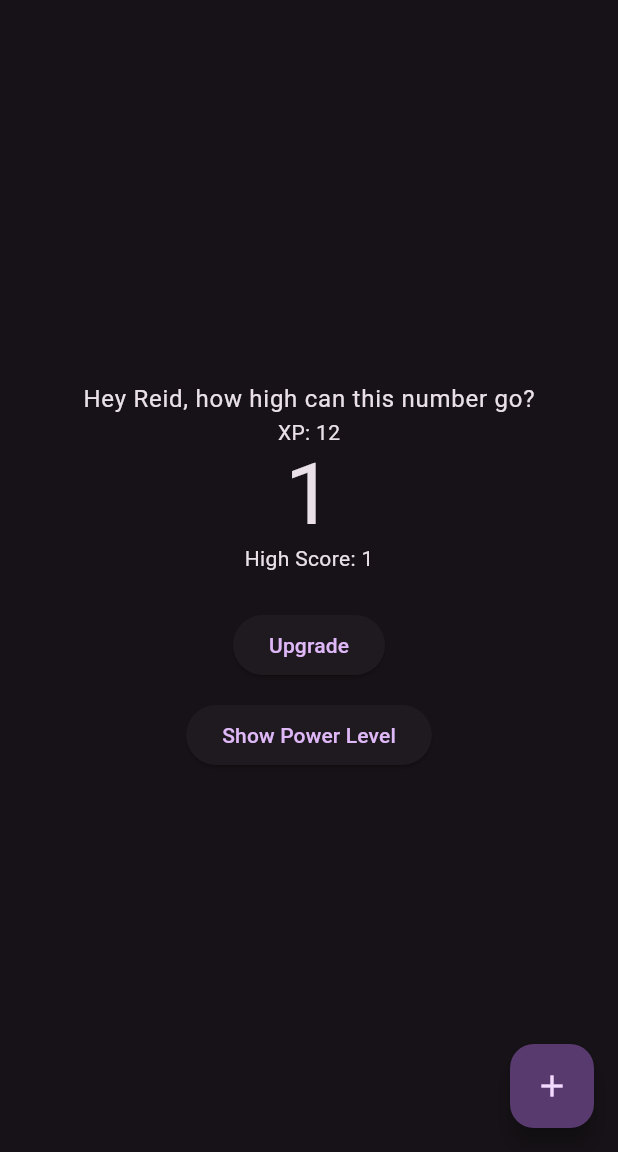
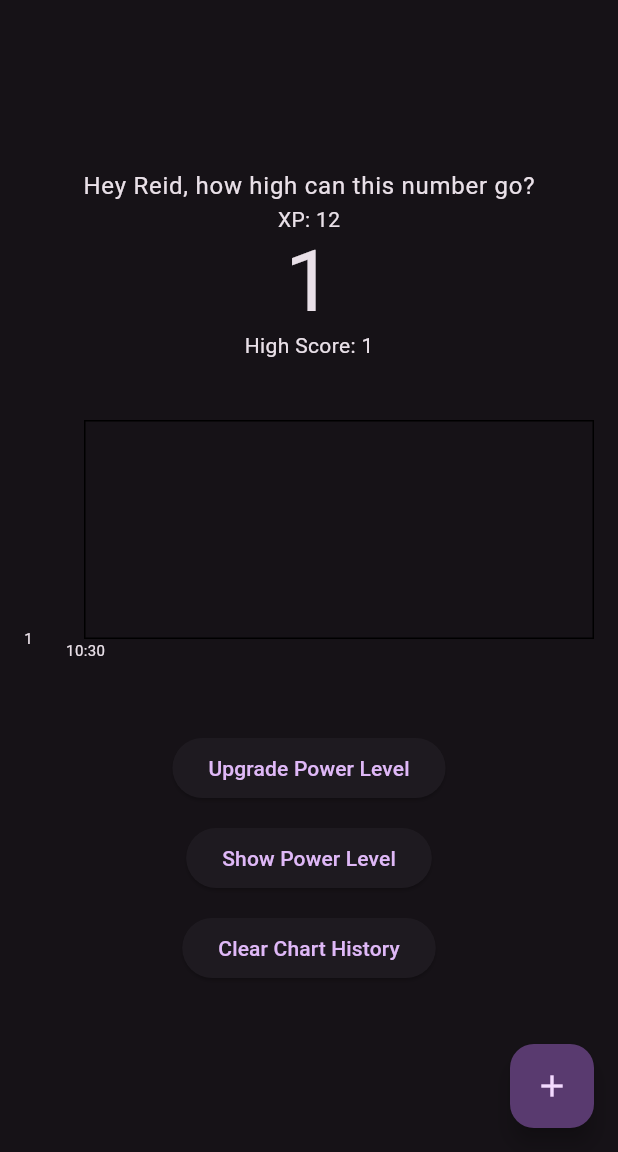
Before and after one commit to w-atk/push_the_button, a Flutter app: the screen it shows after launch, after a tap on the "add" icon, on a phone screen of 412 x 824 dp, the part 84-1236 px from its top. Run offline on Flutter 3.47's test engine with Material 3 defaults, Android fonts, the phone set to English and light mode, and no system bars; drawn by our look-alikes of fl_chart; our stand-ins replace hive_flutter; missing offline and left inert: window_size; accounts and stored records are empty.

Commit message:
Added chart, UI improvements, and data tracking on Android.

```diff
--- a/lib/main.dart
+++ b/lib/main.dart
@@ -2,10 +2,31 @@ import 'package:flutter/material.dart';
 import 'package:hive_flutter/hive_flutter.dart';
 import 'dart:io';
 import 'package:window_size/window_size.dart';
+import 'package:fl_chart/fl_chart.dart';
 
-void main() {
+// Data class for chart points
+class CounterPoint {
+  final DateTime timestamp;
+  final int value;
+
+  CounterPoint({required this.timestamp, required this.value});
+
+  Map<String, dynamic> toJson() => {
+    'timestamp': timestamp.millisecondsSinceEpoch,
+    'value': value,
+  };
+
+  factory CounterPoint.fromJson(Map<String, dynamic> json) => CounterPoint(
+    timestamp: DateTime.fromMillisecondsSinceEpoch(json['timestamp']),
+    value: json['value'],
+  );
+}
+
+
+Future<void> main() async {
   WidgetsFlutterBinding.ensureInitialized();
-  Hive.initFlutter();
+  await Hive.initFlutter();
+  await Hive.openBox('highscoreBox');
   if (Platform.isWindows) {
     // setWindowMinSize(const Size(1080, 2400));
     // setWindowMaxSize(const Size(1080, 2400));
@@ -84,14 +105,20 @@ class _MyHomePageState extends State<MyHomePage> {
   int _highScore = 0;
   DateTime? _lastXpUpdate;
   Box? _box;
+  List<CounterPoint> _counterHistory = [];
 
   void _incrementCounter() async {
     setState(() {
       _counter += _incrementValue;
+      _counterHistory.add(CounterPoint(
+        timestamp: DateTime.now(),
+        value: _counter,
+      ));
       if (_counter > _highScore) {
         _highScore = _counter;
         _saveHighScore();
       }
+      _saveCounterHistory();
     });
   }
 
@@ -131,8 +158,9 @@ class _MyHomePageState extends State<MyHomePage> {
   }
 
   Future<void> _initHive() async {
-    _box = await Hive.openBox('highscoreBox');
+    _box = Hive.box('highscoreBox');
     _loadHighScore();
+    _loadCounterHistory();
   }
 
   void _startXpTimer() {
@@ -155,6 +183,26 @@ class _MyHomePageState extends State<MyHomePage> {
   void _saveHighScore() async {
     if (_box != null) {
       await _box!.put('highScore', _highScore);
+    }
+  }
+
+  void _saveCounterHistory() async {
+    if (_box != null) {
+      final historyJson = _counterHistory.map((point) => point.toJson()).toList();
+      await _box!.put('counterHistory', historyJson);
+    }
+  }
+
+  void _loadCounterHistory() async {
+    if (_box != null) {
+      final historyJson = _box!.get('counterHistory', defaultValue: <dynamic>[]);
+      if (historyJson is List) {
+        setState(() {
+          _counterHistory = historyJson
+              .map<CounterPoint>((json) => CounterPoint.fromJson(Map<String, dynamic>.from(json)))
+              .toList();
+        });
+      }
     }
   }
 
@@ -199,9 +247,82 @@ class _MyHomePageState extends State<MyHomePage> {
               style: Theme.of(context).textTheme.bodyMedium,
             ),
             const SizedBox(height: 24),
+            // Counter Chart
+            Container(
+              height: 200,
+              padding: const EdgeInsets.all(16),
+              child: _counterHistory.isEmpty
+                  ? const Center(
+                      child: Text(
+                        'No counter data yet.\nStart clicking to see your progress!',
+                        textAlign: TextAlign.center,
+                        style: TextStyle(color: Colors.grey),
+                      ),
+                    )
+                  : LineChart(
+                      LineChartData(
+                        gridData: const FlGridData(show: true),
+                        titlesData: FlTitlesData(
+                          bottomTitles: AxisTitles(
+                            sideTitles: SideTitles(
+                              showTitles: true,
+                              getTitlesWidget: (value, meta) {
+                                if (_counterHistory.isEmpty) return const Text('');
+                                final index = value.toInt();
+                                if (index >= 0 && index < _counterHistory.length) {
+                                  final point = _counterHistory[index];
+                                  return Text(
+                                    '${point.timestamp.hour}:${point.timestamp.minute.toString().padLeft(2, '0')}',
+                                    style: const TextStyle(fontSize: 10),
+                                  );
+                                }
+                                return const Text('');
+                              },
+                              reservedSize: 22,
+                            ),
+                          ),
+                          rightTitles: const AxisTitles(
+                            sideTitles: SideTitles(showTitles: false),
+                          ),
+                          topTitles: const AxisTitles(
+                            sideTitles: SideTitles(showTitles: false),
+                          ),
+                          leftTitles: AxisTitles(
+                            sideTitles: SideTitles(
+                              showTitles: true,
+                              getTitlesWidget: (value, meta) {
+                                return Text(
+                                  value.toInt().toString(),
+                                  style: const TextStyle(fontSize: 10),
+                                );
+                              },
+                              reservedSize: 40,
+                            ),
+                          ),
+                        ),
+                        borderData: FlBorderData(show: true),
+                        lineBarsData: [
+                          LineChartBarData(
+                            spots: _counterHistory.asMap().entries.map((entry) {
+                              return FlSpot(entry.key.toDouble(), entry.value.value.toDouble());
+                            }).toList(),
+                            isCurved: true,
+                            color: Colors.teal.shade700,
+                            barWidth: 3,
+                            dotData: const FlDotData(show: false),
+                            belowBarData: BarAreaData(
+                              show: true,
+                              color: Colors.teal.shade700.withOpacity(0.3),
+                            ),
+                          ),
+                        ],
+                      ),
+                    ),
+            ),
+            const SizedBox(height: 24),
             ElevatedButton(
               onPressed: _upgradeIncrement,
-              child: const Text('Upgrade'),
+              child: const Text('Upgrade Power Level'),
             ),
             const SizedBox(height: 12),
             ElevatedButton(
@@ -222,6 +343,16 @@ class _MyHomePageState extends State<MyHomePage> {
               },
               child: const Text('Show Power Level'),
             ),
+            const SizedBox(height: 12),
+            ElevatedButton(
+              onPressed: () {
+                setState(() {
+                  _counterHistory.clear();
+                });
+                _saveCounterHistory();
+              },
+              child: const Text('Clear Chart History'),
+            ),
           ],
         ),
       ),
--- a/pubspec.yaml
+++ b/pubspec.yaml
@@ -33,6 +33,7 @@ dependencies:
   window_size: ^0.1.0
   hive: ^2.2.3
   hive_flutter: ^1.1.0
+  fl_chart: ^0.68.0
 
   # The following adds the Cupertino Icons font to your application.
   # Use with the CupertinoIcons class for iOS style icons.
```
Also changed, not shown: pubspec.lock, 1 other file.
